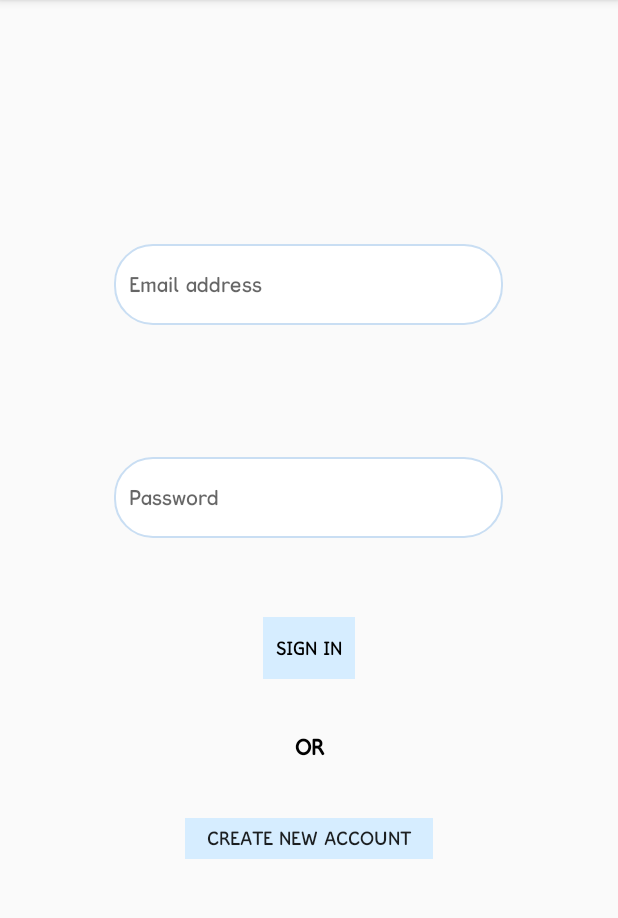
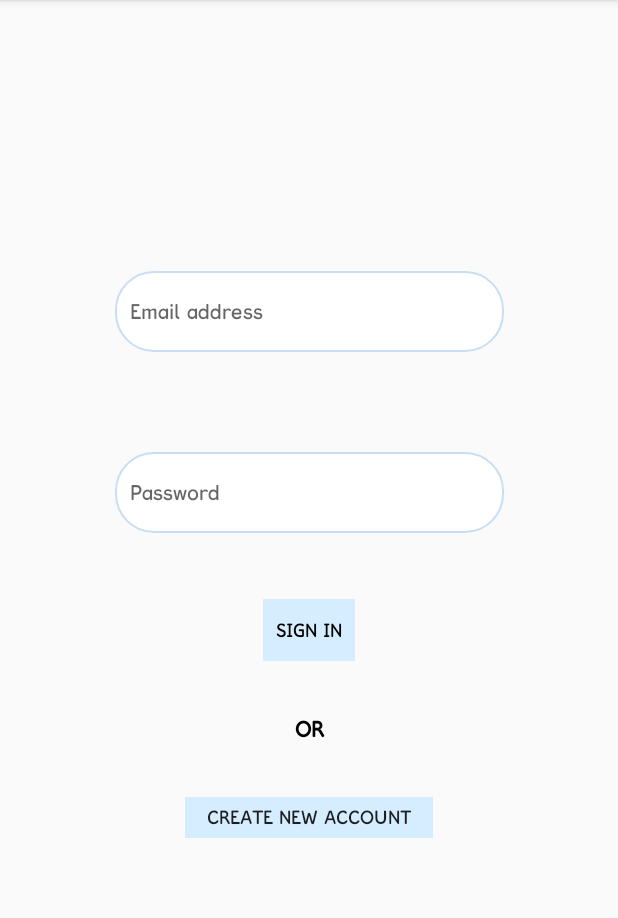
Before and after one commit to olivia-xie/life-track, an Android app: the screen it shows after launch (SignUpActivity), on a phone screen of 412 x 824 dp, the part 84-1002 px from its top. Run offline under Robolectric (Android 15) with nearby library versions, the phone set to English and light mode, and no system bars; our stand-ins replace Firebase (no records; nobody signed in at launch, a user with empty details on screens opened directly).

Commit message:
fix off centre sign in layout

```diff
--- a/app/src/main/res/layout/activity_sign_up.xml
+++ b/app/src/main/res/layout/activity_sign_up.xml
@@ -41,9 +41,9 @@
         android:layout_width="259dp"
         android:layout_height="54dp"
         android:layout_marginStart="76dp"
-        android:layout_marginTop="143dp"
+        android:layout_marginTop="134dp"
         android:layout_marginEnd="76dp"
-        android:layout_marginBottom="34dp"
+        android:layout_marginBottom="487dp"
         android:background="@drawable/round_edit_text"
         android:ems="10"
         android:fontFamily="@font/kingthings"
@@ -51,9 +51,8 @@
         android:inputType="textPersonName"
         android:paddingLeft="10dp"
         android:textSize="13sp"
-        app:layout_constraintBottom_toTopOf="@+id/passwordEditTextId"
+        app:layout_constraintBottom_toBottomOf="parent"
         app:layout_constraintEnd_toEndOf="parent"
-        app:layout_constraintHorizontal_bias="0.0"
         app:layout_constraintStart_toStartOf="parent"
         app:layout_constraintTop_toBottomOf="@+id/appBarLayout" />
 
@@ -62,9 +61,9 @@
         android:layout_width="259dp"
         android:layout_height="54dp"
         android:layout_marginStart="76dp"
-        android:layout_marginTop="34dp"
+        android:layout_marginTop="43dp"
         android:layout_marginEnd="76dp"
-        android:layout_marginBottom="390dp"
+        android:layout_marginBottom="389dp"
         android:background="@drawable/round_edit_text"
         android:ems="10"
         android:fontFamily="@font/kingthings"
@@ -74,7 +73,6 @@
         android:textSize="13sp"
         app:layout_constraintBottom_toBottomOf="parent"
         app:layout_constraintEnd_toEndOf="parent"
-        app:layout_constraintHorizontal_bias="0.0"
         app:layout_constraintStart_toStartOf="parent"
         app:layout_constraintTop_toBottomOf="@+id/emailEditTextId" />
 
@@ -83,19 +81,19 @@
         style="?android:attr/borderlessButtonStyle"
         android:layout_width="61dp"
         android:layout_height="41dp"
-        android:layout_marginStart="176dp"
-        android:layout_marginTop="38dp"
+        android:layout_marginStart="175dp"
+        android:layout_marginTop="32dp"
         android:layout_marginEnd="175dp"
-        android:layout_marginBottom="300dp"
+        android:layout_marginBottom="316dp"
         android:background="@color/colorPrimary"
         android:fontFamily="@font/kingthings"
+        android:foregroundGravity="center"
         android:shadowColor="#FFFFFF"
         android:text="@string/common_signin_button_text"
         android:textColor="@android:color/background_dark"
         android:textSize="12sp"
         app:layout_constraintBottom_toBottomOf="parent"
         app:layout_constraintEnd_toEndOf="parent"
-        app:layout_constraintHorizontal_bias="1.0"
         app:layout_constraintStart_toStartOf="parent"
         app:layout_constraintTop_toBottomOf="@+id/passwordEditTextId" />
 
@@ -106,8 +104,9 @@
         android:layout_marginStart="142dp"
         android:layout_marginTop="28dp"
         android:layout_marginEnd="142dp"
-        android:layout_marginBottom="253dp"
+        android:layout_marginBottom="266dp"
         android:fontFamily="@font/kingthings"
+        android:foregroundGravity="center|center_horizontal"
         android:gravity="center"
         android:text="OR"
         android:textColor="@android:color/background_dark"
@@ -123,17 +122,17 @@
         android:layout_width="165dp"
         android:layout_height="27dp"
         android:layout_marginStart="123dp"
-        android:layout_marginTop="36dp"
+        android:layout_marginTop="32dp"
         android:layout_marginEnd="123dp"
-        android:layout_marginBottom="191dp"
+        android:layout_marginBottom="206dp"
         android:background="@color/colorPrimary"
         android:fontFamily="@font/kingthings"
+        android:foregroundGravity="center|center_horizontal"
         android:text="create new account"
         android:textSize="12dp"
         app:layout_constraintBottom_toBottomOf="parent"
         app:layout_constraintEnd_toEndOf="parent"
         app:layout_constraintStart_toStartOf="parent"
-        app:layout_constraintTop_toBottomOf="@+id/textView2"
-        app:layout_constraintVertical_bias="0.333" />
+        app:layout_constraintTop_toBottomOf="@+id/textView2" />
 
 </android.support.constraint.ConstraintLayout>
```
